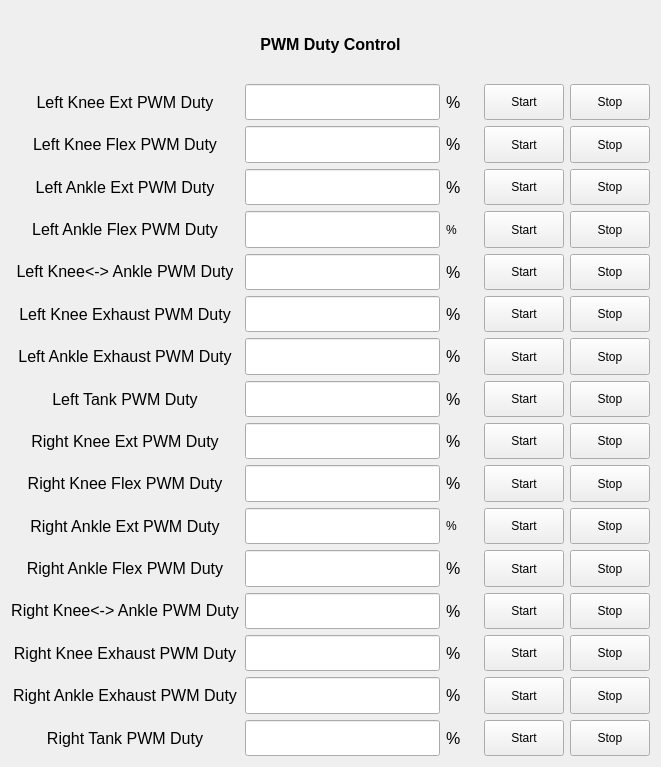
This is exo_gui/UI/PWM_TestFun.ui in haolee21/ExoRPI4 as Qt 5 draws it before an edit. The edited form follows.
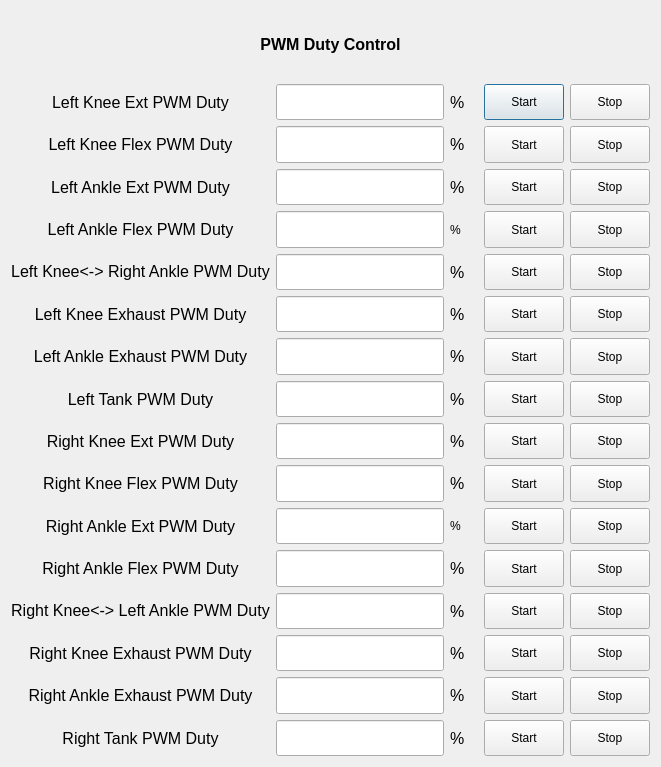
This is the edited form.

Patch:
```diff
--- a/exo_gui/UI/PWM_TestFun.ui
+++ b/exo_gui/UI/PWM_TestFun.ui
@@ -1,7 +1,7 @@
 <?xml version="1.0" encoding="UTF-8"?>
 <ui version="4.0">
  <class>Form</class>
- <widget class="QWidget" name="Form">
+ <widget class="QDialog" name="Form">
   <property name="geometry">
    <rect>
     <x>0</x>
@@ -106,7 +106,7 @@
           </font>
          </property>
          <property name="text">
-          <string>Left Knee&lt;-&gt; Ankle PWM Duty</string>
+          <string>Left Knee&lt;-&gt; Right Ankle PWM Duty</string>
          </property>
          <property name="alignment">
           <set>Qt::AlignCenter</set>
@@ -226,7 +226,7 @@
           </font>
          </property>
          <property name="text">
-          <string>Right Knee&lt;-&gt; Ankle PWM Duty</string>
+          <string>Right Knee&lt;-&gt; Left Ankle PWM Duty</string>
          </property>
          <property name="alignment">
           <set>Qt::AlignCenter</set>
```
